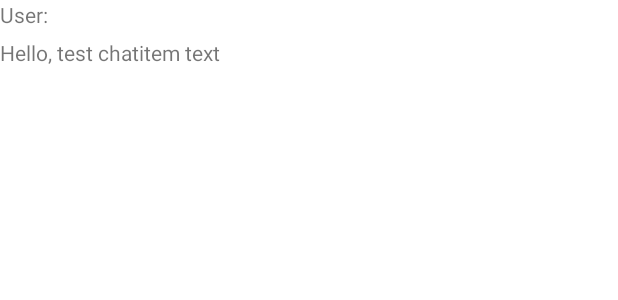
After one commit to MoogD/SimpleChatbot, an Android app: the layout chat_item.xml on its own in the app's theme, with its tools: preview values and no code run, on a phone screen of 412 x 824 dp. The commit adds this screen. Shown: the top 300 px of the screen. Run offline under Robolectric (Android 15) with nearby library versions, the phone set to English and light mode, and no system bars.

Commit message:
Add presenter for MainActivity

```diff
--- a/app/src/main/AndroidManifest.xml
+++ b/app/src/main/AndroidManifest.xml
@@ -19,7 +19,7 @@
             android:name=".onboarding.OnboardingActivity"
             android:label="@string/title_activity_onboarding"
             android:theme="@style/AppTheme.NoActionBar"/>
-        <activity android:name=".MainActivity">
+        <activity android:name=".main.MainActivity">
             <intent-filter>
                 <action android:name="android.intent.action.MAIN" />
 
--- a/app/src/main/java/com/example/simplechatbot/ChatBotApplicationBuilderModule.kt
+++ b/app/src/main/java/com/example/simplechatbot/ChatBotApplicationBuilderModule.kt
@@ -1,6 +1,8 @@
 package com.example.simplechatbot
 
 import com.example.simplechatbot.annotationclasses.PerActivity
+import com.example.simplechatbot.main.MainActivity
+import com.example.simplechatbot.main.MainActivityModule
 import com.example.simplechatbot.onboarding.OnboardingActivity
 import com.example.simplechatbot.onboarding.OnboardingActivityModule
 import dagger.Module
--- /dev/null
+++ b/app/src/main/java/com/example/simplechatbot/main/ChatListAdapter.kt
@@ -0,0 +1 @@
+package com.example.simplechatbot.main
--- a/app/src/main/java/com/example/simplechatbot/MainActivityModule.kt
+++ b/app/src/main/java/com/example/simplechatbot/main/MainActivityModule.kt
@@ -1,4 +1,4 @@
-package com.example.simplechatbot
+package com.example.simplechatbot.main
 
 import dagger.Module
 
--- a/app/src/main/java/com/example/simplechatbot/onboarding/OnboardingStep.kt
+++ b/app/src/main/java/com/example/simplechatbot/onboarding/OnboardingStep.kt
@@ -2,7 +2,7 @@ package com.example.simplechatbot.onboarding
 
 import com.example.simplechatbot.onboarding.fragments.OnboardingBaseFragment
 
-class OnboardingStep(
+data class OnboardingStep(
     val tag: String,
     val fragment: OnboardingBaseFragment
 )
--- a/app/src/main/java/com/example/simplechatbot/utils/Constants.kt
+++ b/app/src/main/java/com/example/simplechatbot/utils/Constants.kt
@@ -2,5 +2,9 @@ package com.example.simplechatbot.utils
 
 object Constants {
 
+    // Keys for shared preferences:
+    const val APP_SETTINGS = "APP_SETTINGS"
+
     const val IS_ONBOARDING_DONE = "ONBOARDING_DONE"
+    const val ACCOUUNT = "ACCOUNT"
 }
--- a/app/src/main/res/layout/activity_main.xml
+++ b/app/src/main/res/layout/activity_main.xml
@@ -4,7 +4,7 @@
     xmlns:tools="http://schemas.android.com/tools"
     android:layout_width="match_parent"
     android:layout_height="match_parent"
-    tools:context=".MainActivity">
+    tools:context=".main.MainActivity">
 
     <androidx.recyclerview.widget.RecyclerView
         android:layout_width="match_parent"
--- /dev/null
+++ b/app/src/main/res/layout/chat_item.xml
@@ -0,0 +1,24 @@
+<?xml version="1.0" encoding="utf-8"?>
+<androidx.constraintlayout.widget.ConstraintLayout xmlns:android="http://schemas.android.com/apk/res/android"
+    xmlns:app="http://schemas.android.com/apk/res-auto"
+    android:layout_width="wrap_content"
+    android:layout_height="wrap_content"
+    xmlns:tools="http://schemas.android.com/tools">
+
+    <androidx.appcompat.widget.AppCompatTextView
+        android:id="@+id/nameText"
+        android:layout_width="wrap_content"
+        android:layout_height="wrap_content"
+        android:layout_marginBottom="6dp"
+        app:layout_constraintTop_toTopOf="parent"
+        app:layout_constraintStart_toStartOf="parent"
+        tools:text="User:"/>
+    <androidx.appcompat.widget.AppCompatTextView
+        android:layout_width="wrap_content"
+        android:layout_height="wrap_content"
+        android:layout_marginTop="6dp"
+        app:layout_constraintTop_toBottomOf="@+id/nameText"
+        app:layout_constraintStart_toStartOf="parent"
+        tools:text="Hello, test chatitem text" />
+
+</androidx.constraintlayout.widget.ConstraintLayout>
```
Also changed, not shown: app/src/main/java/com/example/simplechatbot/main/ChatItem.kt (added, +11 -0 lines), app/src/main/java/com/example/simplechatbot/main/MainActivity.kt (renamed from app/src/main/java/com/example/simplechatbot/MainActivity.kt, +34 -22 lines), app/src/main/java/com/example/simplechatbot/main/MainPresenter.kt (added, +20 -0 lines), app/src/main/java/com/example/simplechatbot/main/MainPresenterImpl.kt (added, +29 -0 lines), app/src/main/java/com/example/simplechatbot/main/MainView.kt (added, +9 -0 lines), app/src/main/java/com/example/simplechatbot/onboarding/OnboardingActivity.kt (+10 -27 lines), app/src/main/java/com/example/simplechatbot/onboarding/fragments/OnboardingViewModel.kt (+39 -0 lines).
